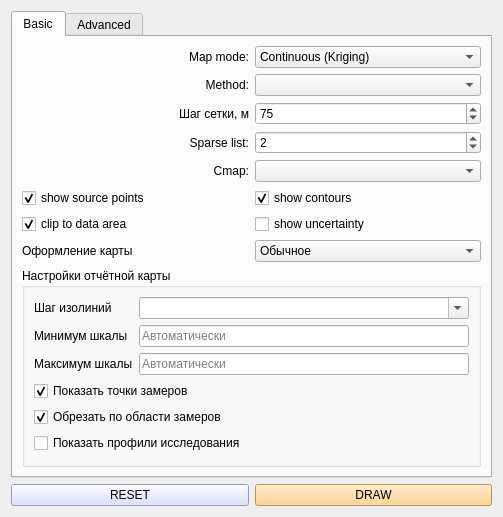
First picture: the form in qt/draw_map_form.ui, repository idergunoff/geovel_1.0, before the edit.
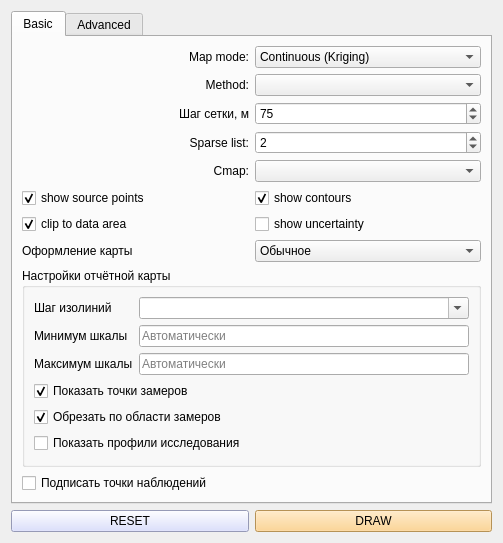
Second picture: the form after the edit.

Commit message: Add observation labels to geochemistry maps

Diff of the .ui file:
```diff
--- a/qt/draw_map_form.ui
+++ b/qt/draw_map_form.ui
@@ -285,6 +285,13 @@
          </layout>
         </widget>
        </item>
+       <item row="9" column="0" colspan="2">
+        <widget class="QCheckBox" name="checkBox_show_point_labels">
+         <property name="text">
+          <string>Подписать точки наблюдений</string>
+         </property>
+        </widget>
+       </item>
       </layout>
      </widget>
      <widget class="QWidget" name="tab_advanced">
```
The commit also changes 5 other files.
